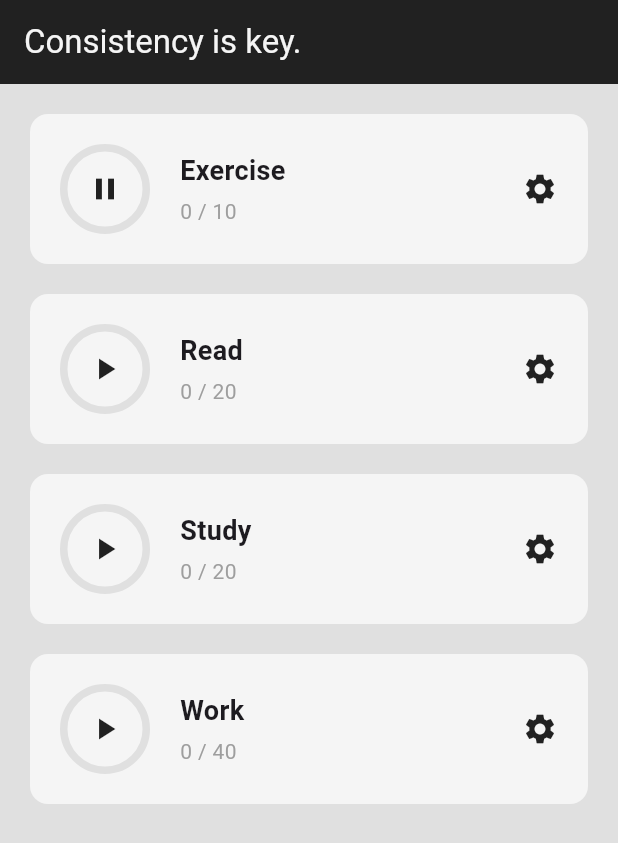
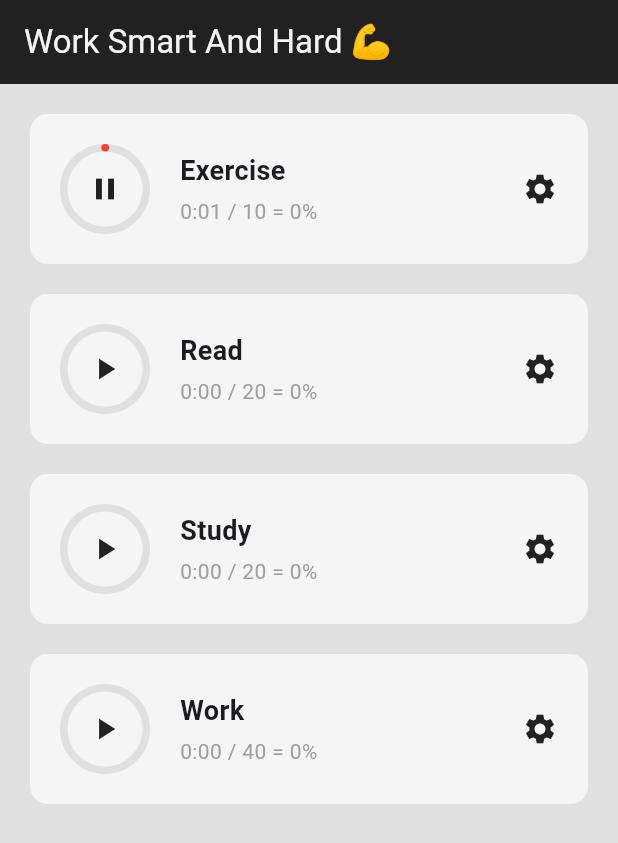
Before and after one commit to Gomessh/Habit_App, a Flutter app: the screen it shows after launch, after a tap on the "play arrow" icon, on a phone screen of 412 x 824 dp. Shown: the top 843 px of the screen. Run offline on Flutter 3.47's test engine with Material 3 defaults, Android fonts, the phone set to English and light mode, and no system bars; drawn by our look-alikes of percent_indicator.

Commit message:
Second Commit - functions and funcionalities okay, timer okay and progress bar perfect

```diff
--- a/lib/pages/home_page.dart
+++ b/lib/pages/home_page.dart
@@ -1,3 +1,5 @@
+import 'dart:async';
+
 import 'package:flutter/material.dart';
 import 'package:habit_app/util/habit_tiles.dart';
 
@@ -19,9 +21,36 @@ class _HomePageState extends State<HomePage> {
   ];
 
   void habitStarted(int index) {
+    var startTime = DateTime.now();
+
+    // include the time already elapsed
+    int elapsedTime = habitList[index][2];
+
+    // start and stop
     setState(() {
       habitList[index][1] = !habitList[index][1];
     });
+
+    if (habitList[index][1]) {
+      // keep the time going
+      Timer.periodic(Duration(seconds: 1), (timer) {
+        setState(() {
+          // check if the button stop was pressed
+          if (habitList[index][1] == false) {
+            timer.cancel();
+          }
+
+          // calculate the time elapsed by camparing current time and start time
+          var currentTime = DateTime.now();
+          habitList[index][2] =
+              elapsedTime +
+              currentTime.second -
+              startTime.second +
+              60 * (currentTime.minute - startTime.minute) +
+              60 * 60 * (currentTime.hour - startTime.hour);
+        });
+      });
+    }
   }
 
   void settingsOpened(int index) {
@@ -40,7 +69,7 @@ class _HomePageState extends State<HomePage> {
       appBar: AppBar(
         backgroundColor: Colors.grey[900],
         title: Text(
-          "Consistency is key.",
+          "Work Smart And Hard 💪",
           style: TextStyle(color: Colors.grey[100]),
         ),
         centerTitle: false,
--- a/lib/util/habit_tiles.dart
+++ b/lib/util/habit_tiles.dart
@@ -18,6 +18,29 @@ class HabitTiles extends StatelessWidget {
     required this.timeGoal,
     required this.timeSpent,
   });
+
+  // convert seconds into min:sec
+  String formatToMinAndSec(int totalSeconds) {
+    String secs = (totalSeconds % 60).toString();
+    String mins = (totalSeconds / 60).toStringAsFixed(5);
+
+    // if secs is a 1 digt number
+    if (secs.length == 1) {
+      secs = '0' + secs;
+    }
+
+    // if mins is a 1 digit number
+    if (mins[1] == '.') {
+      mins = mins.substring(0, 1);
+    }
+
+    return mins + ':' + secs;
+  }
+
+  // calculate progress
+  double percentCompleted() {
+    return timeSpent / (timeGoal * 60);
+  }
 
   @override
   Widget build(BuildContext context) {
@@ -44,7 +67,14 @@ class HabitTiles extends StatelessWidget {
                         CircularPercentIndicator(
                           radius: 30,
                           lineWidth: 5.0,
-                          progressColor: Colors.green,
+                          percent:
+                              percentCompleted() < 1 ? percentCompleted() : 1,
+                          progressColor:
+                              percentCompleted() > 0.5
+                                  ? (percentCompleted() > 0.75
+                                      ? Colors.green
+                                      : Colors.orange)
+                                  : Colors.red,
                           backgroundColor: Colors.grey[300]!,
                           circularStrokeCap: CircularStrokeCap.round,
                           animation: true,
@@ -78,7 +108,7 @@ class HabitTiles extends StatelessWidget {
 
                     // Progress
                     Text(
-                      '$timeSpent / $timeGoal',
+                      '${formatToMinAndSec(timeSpent)} / $timeGoal = ${(percentCompleted() * 100).toStringAsFixed(0)}%',
                       style: TextStyle(color: Colors.grey),
                     ),
                   ],
```
